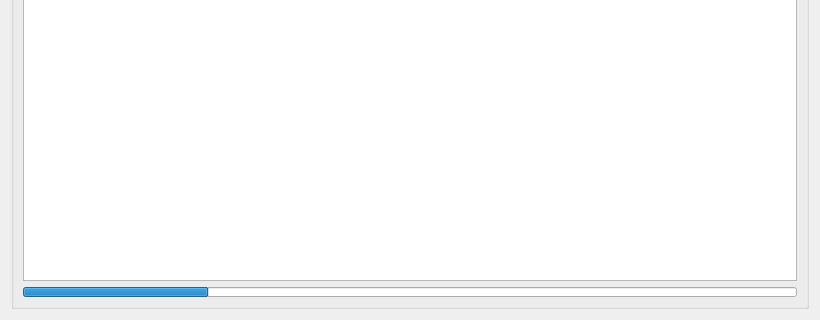
Qt form app/gui/rss.ui (ensisoft/newsflash-plus) before a commit; both pictures show x 0 to 820 and y 233 to 553 of the 820 by 553 pixel window.
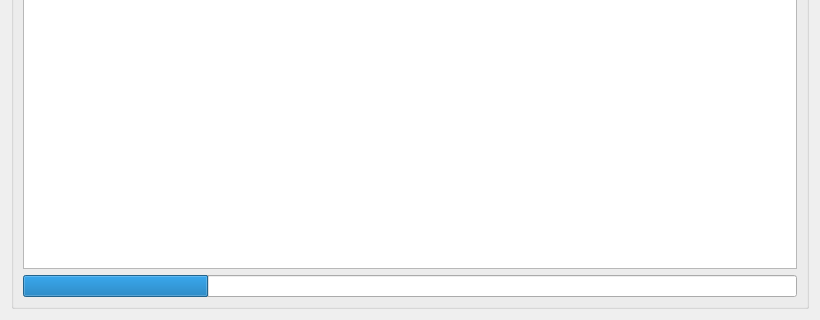
The same form after that commit. Icons and pictures are not drawn.

Diff of the .ui file:
```diff
--- a/app/gui/rss.ui
+++ b/app/gui/rss.ui
@@ -152,7 +152,7 @@
         <property name="maximumSize">
          <size>
           <width>16777215</width>
-          <height>10</height>
+          <height>16777215</height>
          </size>
         </property>
         <property name="value">
```
